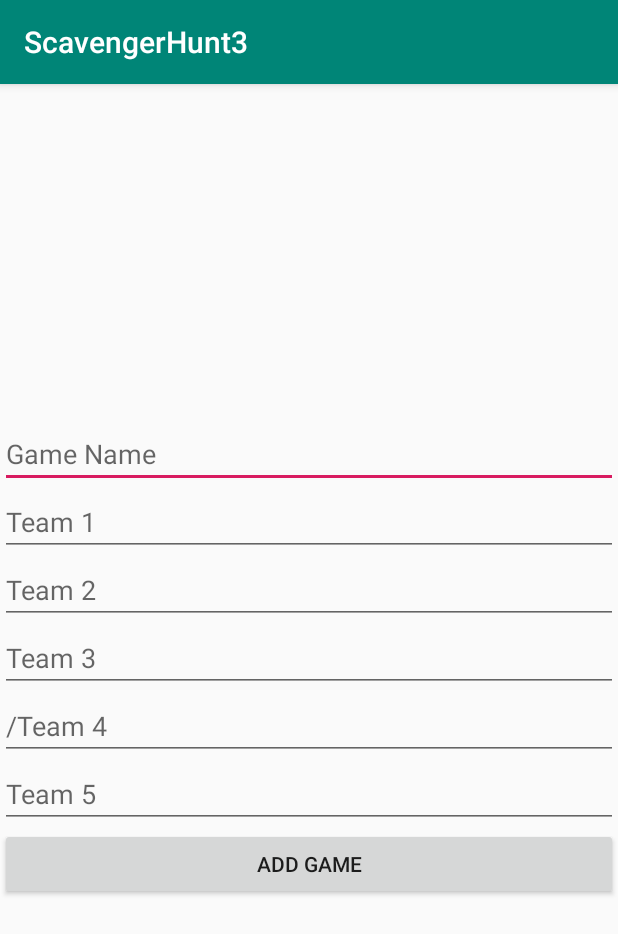
After one commit to wag945/ScavengerHunt3, an Android app: the AddGameActivity screen opened directly, with no data from a screen before it, on a phone screen of 412 x 824 dp. The commit adds this screen. Shown: the top 934 px of the screen. Run offline under Robolectric (Android 15) with nearby library versions, the phone set to English and light mode, and no system bars; our stand-ins replace Firebase (no records; nobody signed in at launch, a user with empty details on screens opened directly).

Commit message:
Complete game lobby

```diff
--- a/app/src/main/AndroidManifest.xml
+++ b/app/src/main/AndroidManifest.xml
@@ -18,7 +18,8 @@
         </activity>
         <activity android:name=".GameLobbyActivity" />
         <activity android:name=".TeamLobbyActivity" />
-        <activity android:name=".AddTeamActivity"></activity>
+        <activity android:name=".AddTeamActivity" />
+        <activity android:name=".AddGameActivity"></activity>
     </application>
 
 </manifest>
--- /dev/null
+++ b/app/src/main/java/com/example/bill/scavengerhunt3/AddGameActivity.java
@@ -0,0 +1,101 @@
+package com.example.bill.scavengerhunt3;
+
+import android.support.annotation.NonNull;
+import android.support.v7.app.AppCompatActivity;
+import android.os.Bundle;
+import android.view.View;
+import android.widget.EditText;
+import android.widget.Button;
+import android.widget.Toast;
+import android.content.Intent;
+
+import com.google.firebase.database.DatabaseError;
+import com.google.firebase.database.FirebaseDatabase;
+import com.google.firebase.database.DatabaseReference;
+import com.google.firebase.database.ValueEventListener;
+import com.google.firebase.database.DataSnapshot;
+import android.util.Log;
+
+public class AddGameActivity extends AppCompatActivity {
+
+    private EditText mGameName;
+    private EditText mTeam1;
+    private EditText mTeam2;
+    private EditText mTeam3;
+    private EditText mTeam4;
+    private EditText mTeam5;
+    private Button mAddGame;
+    private DatabaseReference mDatabase;
+
+    @Override
+    protected void onCreate(Bundle savedInstanceState) {
+        super.onCreate(savedInstanceState);
+        setContentView(R.layout.activity_add_game);
+        mDatabase = FirebaseDatabase.getInstance().getReference();
+
+        mGameName = (EditText) findViewById(R.id.gameName);
+        mTeam1 = (EditText) findViewById(R.id.team1);
+        mTeam2 = (EditText) findViewById(R.id.team2);
+        mTeam3 = (EditText) findViewById(R.id.team3);
+        mTeam4 = (EditText) findViewById(R.id.team4);
+        mTeam5 = (EditText) findViewById(R.id.team5);
+        mAddGame = (Button) findViewById(R.id.addGame);
+        mAddGame.setOnClickListener(new View.OnClickListener() {
+            @Override
+            public void onClick(View view) {
+                String gameName = mGameName.getText().toString();
+                Game game = new Game(gameName);
+                //Adding values
+                game.addTeam(mTeam1.getText().toString());
+                game.addTeam(mTeam2.getText().toString());
+                game.addTeam(mTeam3.getText().toString());
+                game.addTeam(mTeam4.getText().toString());
+                game.addTeam(mTeam5.getText().toString());
+                DatabaseReference newRef = mDatabase.child("Games").push();
+                Log.d("AddGameActivity","adding game "+gameName);
+                newRef.setValue(game);
+                Intent myIntent = new Intent(AddGameActivity.this, GameLobbyActivity.class);
+                AddGameActivity.this.startActivity(myIntent);
+            }
+        });
+
+        DatabaseReference gamesRef = FirebaseDatabase.getInstance().getReference("Games");
+
+        gamesRef.addValueEventListener(new ValueEventListener() {
+            @Override
+            public void onDataChange(@NonNull DataSnapshot dataSnapshot) {
+                System.out.println("There are " + dataSnapshot.getChildrenCount() + " games");
+                for (DataSnapshot gameSnapshot: dataSnapshot.getChildren()) {
+                    String name = gameSnapshot.child("name").getValue(String.class);
+                    if (name != null) {
+                        Log.d("AddGameActivity", "name from snapshot:" + name);
+                        String team1 = gameSnapshot.child("team1").getValue(String.class);
+                        Log.d("AddGameActivity", "team1 from snapshot: " + team1);
+                        String team2 = gameSnapshot.child("team2").getValue(String.class);
+                        Log.d("AddGameActivity", "team2 from snapshot: " + team2);
+                        String team3 = gameSnapshot.child("team3").getValue(String.class);
+                        Log.d("AddGameActivity", "team3 from snapshot: " + team3);
+                        String team4 = gameSnapshot.child("team4").getValue(String.class);
+                        Log.d("AddGameActivity", "team4 from snapshot: " + team4);
+                        String team5 = gameSnapshot.child("team5").getValue(String.class);
+                        Log.d("AddGameActivity", "team5 from snapshot: " + team5);
+                        Game newGame = new Game(name);
+                        newGame.addTeam(team1);
+                        newGame.addTeam(team2);
+                        newGame.addTeam(team3);
+                        newGame.addTeam(team4);
+                        newGame.addTeam(team5);
+                        newGame.print();
+                    }
+                }
+            }
+
+            @Override
+            public void onCancelled(@NonNull DatabaseError databaseError) {
+                Toast.makeText(AddGameActivity.this,
+                        "onCanceled error",
+                        Toast.LENGTH_LONG).show();
+            }
+        });
+    }
+}
--- a/app/src/main/java/com/example/bill/scavengerhunt3/GameRecyclerViewAdapter.java
+++ b/app/src/main/java/com/example/bill/scavengerhunt3/GameRecyclerViewAdapter.java
@@ -33,7 +33,8 @@ public class GameRecyclerViewAdapter extends RecyclerView.Adapter<GameRecyclerVi
     @Override
     public void onBindViewHolder(ViewHolder holder, int position) {
         Game game = mData.get(position);
-        holder.mGameIdTextView.setText("Id: "+Integer.toString(game.getGameId()));
+        holder.mGameIdTextView.setText("Name: "+game.getGameName());
+        holder.mNumTeamsTextView.setText("Num teams: "+game.getNumTeams());
         holder.mGameStatusTextView.setText("Status: "+game.getGameStatus().toString());
     }
 
@@ -47,11 +48,13 @@ public class GameRecyclerViewAdapter extends RecyclerView.Adapter<GameRecyclerVi
     // stores and recycles views as they are scrolled off screen
     public class ViewHolder extends RecyclerView.ViewHolder implements View.OnClickListener {
         TextView mGameIdTextView;
+        TextView mNumTeamsTextView;
         TextView mGameStatusTextView;
 
         ViewHolder(View itemView) {
             super(itemView);
             mGameIdTextView = (TextView)itemView.findViewById(R.id.gameId);
+            mNumTeamsTextView = (TextView)itemView.findViewById(R.id.numTeams);
             mGameStatusTextView = (TextView)itemView.findViewById(R.id.gameStatus);
             itemView.setOnClickListener(this);
         }
--- /dev/null
+++ b/app/src/main/res/layout/activity_add_game.xml
@@ -0,0 +1,61 @@
+<?xml version="1.0" encoding="utf-8"?>
+<LinearLayout xmlns:android="http://schemas.android.com/apk/res/android"
+    android:layout_width="match_parent"
+    android:layout_height="match_parent"
+    android:gravity="center"
+    android:orientation="vertical" >
+
+    <EditText
+        android:id="@+id/gameName"
+        android:layout_width="match_parent"
+        android:layout_height="wrap_content"
+        android:ems="10"
+        android:hint="Game Name"
+        android:inputType="textPersonName" />
+
+    <EditText
+        android:id="@+id/team1"
+        android:layout_width="match_parent"
+        android:layout_height="wrap_content"
+        android:ems="10"
+        android:hint="Team 1"
+        android:inputType="textPersonName" />
+
+    <EditText
+        android:id="@+id/team2"
+        android:layout_width="match_parent"
+        android:layout_height="wrap_content"
+        android:ems="10"
+        android:hint="Team 2"
+        android:inputType="textPersonName" />
+
+    <EditText
+        android:id="@+id/team3"
+        android:layout_width="match_parent"
+        android:layout_height="wrap_content"
+        android:ems="10"
+        android:hint="Team 3"
+        android:inputType="textPersonName" />
+
+    <EditText
+        android:id="@+id/team4"
+        android:layout_width="match_parent"
+        android:layout_height="wrap_content"
+        android:ems="10"
+        android:hint="/Team 4"
+        android:inputType="textPersonName" />
+
+    <EditText
+        android:id="@+id/team5"
+        android:layout_width="match_parent"
+        android:layout_height="wrap_content"
+        android:ems="10"
+        android:hint="Team 5"
+        android:inputType="textPersonName" />
+
+    <Button
+        android:id="@+id/addGame"
+        android:layout_width="match_parent"
+        android:layout_height="wrap_content"
+        android:text="Add Game" />
+</LinearLayout>
```
Also changed, not shown: app/src/main/java/com/example/bill/scavengerhunt3/Game.java (+86 -15 lines), app/src/main/java/com/example/bill/scavengerhunt3/GameLobbyActivity.java (+89 -18 lines), app/src/main/res/layout/activity_game_lobby.xml (+7 -0 lines), app/src/main/res/layout/game_recyclerview_row.xml (+13 -3 lines), app/build.gradle (line endings or trailing spaces).
